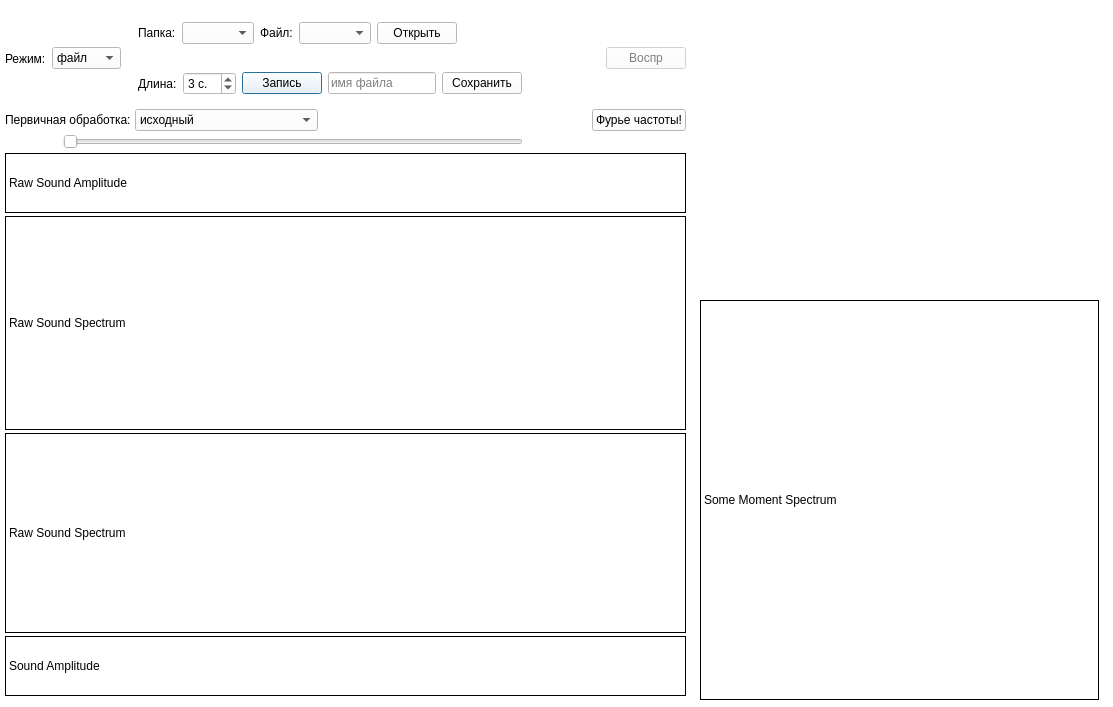
Qt form mainwindow.ui (AntonStark/fonoria) before a commit.
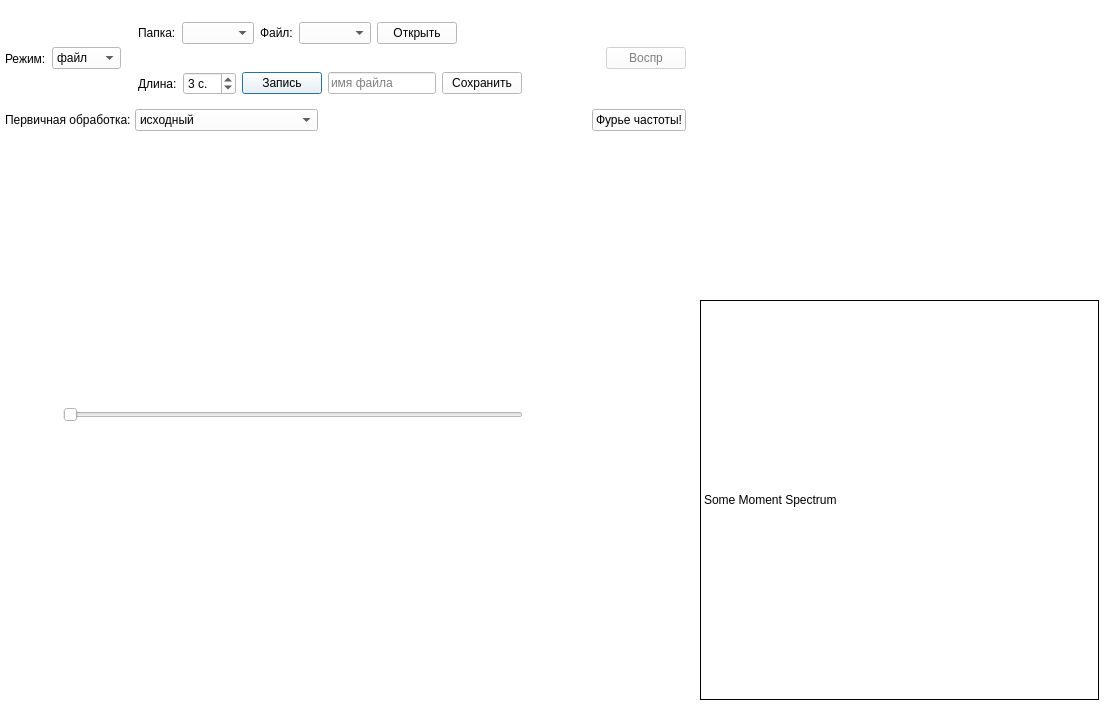
The same form after that commit.

What changed in the file:
```diff
--- a/mainwindow.ui
+++ b/mainwindow.ui
@@ -793,104 +793,7 @@
       </layout>
      </item>
      <item>
-      <widget class="QLabel" name="lblRawAmplitude">
-       <property name="sizePolicy">
-        <sizepolicy hsizetype="Expanding" vsizetype="Expanding">
-         <horstretch>0</horstretch>
-         <verstretch>0</verstretch>
-        </sizepolicy>
-       </property>
-       <property name="maximumSize">
-        <size>
-         <width>16777215</width>
-         <height>60</height>
-        </size>
-       </property>
-       <property name="frameShape">
-        <enum>QFrame::Box</enum>
-       </property>
-       <property name="frameShadow">
-        <enum>QFrame::Plain</enum>
-       </property>
-       <property name="lineWidth">
-        <number>1</number>
-       </property>
-       <property name="text">
-        <string>Raw Sound Amplitude</string>
-       </property>
-      </widget>
-     </item>
-     <item>
-      <widget class="QLabel" name="lblRawSpectrum">
-       <property name="sizePolicy">
-        <sizepolicy hsizetype="Expanding" vsizetype="Expanding">
-         <horstretch>0</horstretch>
-         <verstretch>0</verstretch>
-        </sizepolicy>
-       </property>
-       <property name="maximumSize">
-        <size>
-         <width>16777215</width>
-         <height>300</height>
-        </size>
-       </property>
-       <property name="frameShape">
-        <enum>QFrame::Box</enum>
-       </property>
-       <property name="text">
-        <string>Raw Sound Spectrum</string>
-       </property>
-      </widget>
-     </item>
-     <item>
-      <widget class="QLabel" name="lblRawSpectrum_details">
-       <property name="sizePolicy">
-        <sizepolicy hsizetype="Expanding" vsizetype="Expanding">
-         <horstretch>0</horstretch>
-         <verstretch>0</verstretch>
-        </sizepolicy>
-       </property>
-       <property name="maximumSize">
-        <size>
-         <width>16777215</width>
-         <height>200</height>
-        </size>
-       </property>
-       <property name="frameShape">
-        <enum>QFrame::Box</enum>
-       </property>
-       <property name="text">
-        <string>Raw Sound Spectrum</string>
-       </property>
-      </widget>
-     </item>
-     <item>
-      <widget class="QLabel" name="lblAmplitude">
-       <property name="sizePolicy">
-        <sizepolicy hsizetype="Expanding" vsizetype="Expanding">
-         <horstretch>0</horstretch>
-         <verstretch>0</verstretch>
-        </sizepolicy>
-       </property>
-       <property name="maximumSize">
-        <size>
-         <width>16777215</width>
-         <height>60</height>
-        </size>
-       </property>
-       <property name="frameShape">
-        <enum>QFrame::Box</enum>
-       </property>
-       <property name="frameShadow">
-        <enum>QFrame::Plain</enum>
-       </property>
-       <property name="lineWidth">
-        <number>1</number>
-       </property>
-       <property name="text">
-        <string>Sound Amplitude</string>
-       </property>
-      </widget>
+      <layout class="QVBoxLayout" name="plotsLayout"/>
      </item>
     </layout>
    </widget>
```
